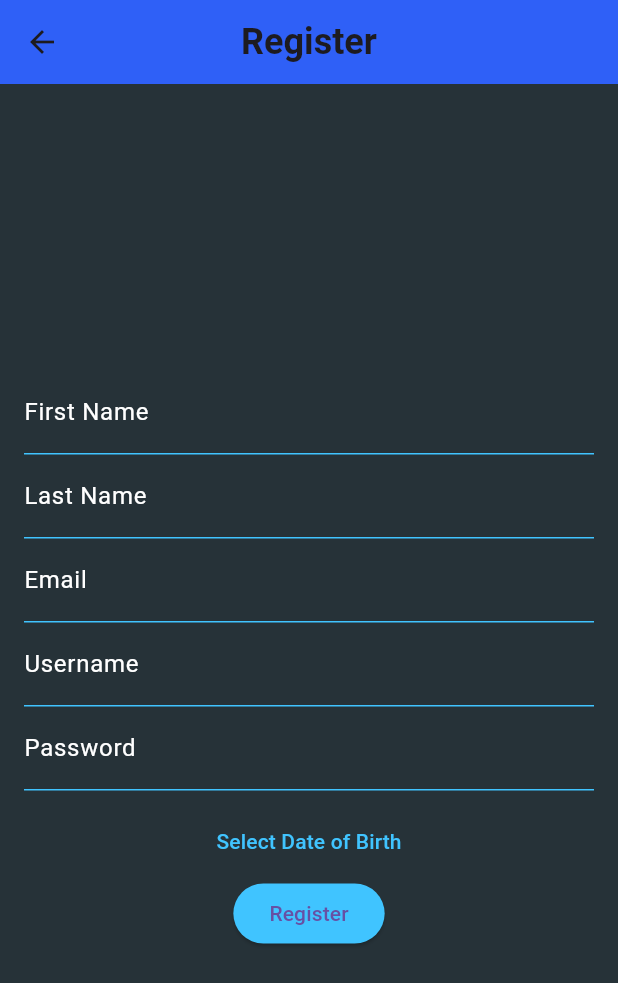
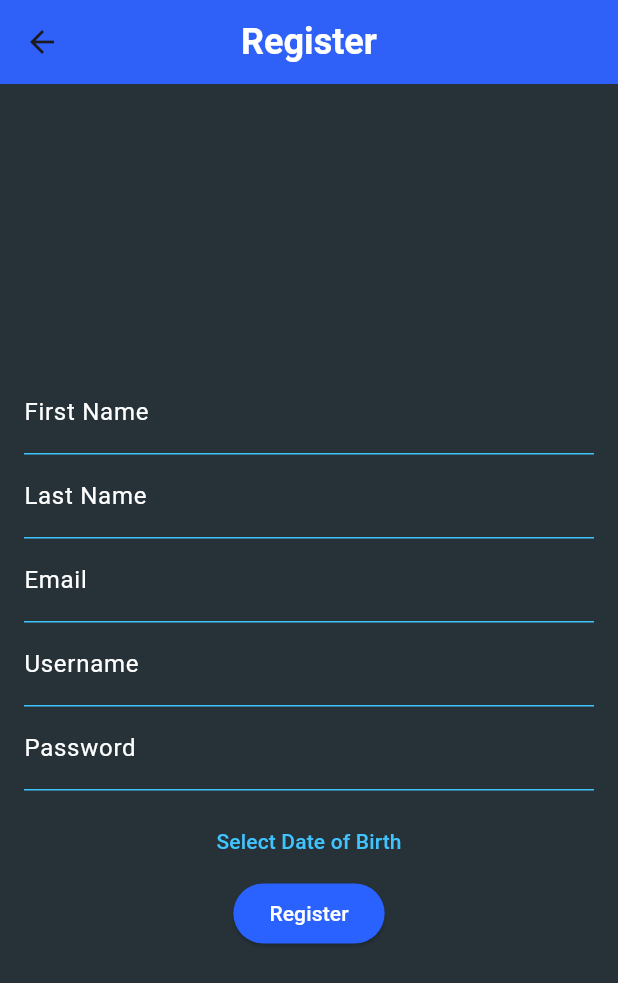
Before and after one commit to KrishnaDOS/ParkNet_Digital, a Flutter app: the screen it shows after launch, after a tap on "Login", after a tap on "Create an Account", on a phone screen of 412 x 824 dp. Shown: the top 983 px of the screen. Run offline on Flutter 3.47's test engine with Material 3 defaults, Android fonts, the phone set to English and light mode, and no system bars; our stand-ins replace cloud_firestore, firebase_auth, firebase_core, geolocator; accounts and stored records are empty.

Commit message:
UI design changes

```diff
--- a/parkgsu/lib/dashboard.dart
+++ b/parkgsu/lib/dashboard.dart
@@ -17,6 +17,11 @@ class Dashboard extends StatelessWidget {
         centerTitle: true,
         backgroundColor: Colors.blueAccent[700],
         elevation: 4,
+        titleTextStyle: const TextStyle(
+          color: Colors.white,
+          fontSize: 24,
+          fontWeight: FontWeight.bold,
+        )
       ),
       body: Padding(
         padding: const EdgeInsets.all(20.0),
--- a/parkgsu/lib/events.dart
+++ b/parkgsu/lib/events.dart
@@ -10,7 +10,7 @@ class EventsPage extends StatelessWidget {
       appBar: AppBar(
         title: const Text(
           'Local Events',
-          style: TextStyle(fontSize: 24, fontWeight: FontWeight.bold),
+          style: TextStyle(color: Colors.white, fontSize: 24, fontWeight: FontWeight.bold),
         ),
         centerTitle: true,
         backgroundColor: Colors.blueAccent[700],
--- a/parkgsu/lib/login.dart
+++ b/parkgsu/lib/login.dart
@@ -39,6 +39,11 @@ class _LoginPageState extends State<LoginPage> {
         centerTitle: true,
         backgroundColor: Colors.blueAccent[700],
         elevation: 4,
+        titleTextStyle: const TextStyle(
+          color: Colors.white,
+          fontSize: 24,
+          fontWeight: FontWeight.bold
+        )
       ),
       body: Padding(
         padding: const EdgeInsets.all(16.0),
@@ -85,7 +90,8 @@ class _LoginPageState extends State<LoginPage> {
                 onPressed: loginUser,
                 child: const Text('Login'),
                 style: ElevatedButton.styleFrom(
-                  backgroundColor: Colors.lightBlueAccent,
+                  backgroundColor: Colors.blueAccent[700],
+                  foregroundColor: Colors.white,
                 ),
               ),
               TextButton(
--- a/parkgsu/lib/nearest_parking_deck.dart
+++ b/parkgsu/lib/nearest_parking_deck.dart
@@ -57,7 +57,7 @@ class _NearestParkingDeckScreenState extends State<NearestParkingDeckScreen> {
       appBar: AppBar(
         title: const Text(
           'Nearest Parking Deck',
-          style: TextStyle(fontSize: 24, fontWeight: FontWeight.bold),
+          style: TextStyle(color: Colors.white,fontSize: 24, fontWeight: FontWeight.bold),
         ),
         centerTitle: true,
         backgroundColor: Colors.blueAccent[700],
--- a/parkgsu/lib/parking_reservation.dart
+++ b/parkgsu/lib/parking_reservation.dart
@@ -15,6 +15,11 @@ class ParkingReservation extends StatelessWidget {
         centerTitle: true,
         backgroundColor: Colors.blueAccent[700],
         elevation: 4,
+        titleTextStyle: const TextStyle(
+          color: Colors.white,
+          fontSize: 24,
+          fontWeight: FontWeight.bold,
+        )
       ),
       body: Padding(
         padding: const EdgeInsets.all(20.0),
--- a/parkgsu/lib/registration.dart
+++ b/parkgsu/lib/registration.dart
@@ -67,6 +67,11 @@ class _RegistrationPageState extends State<RegistrationPage> {
         centerTitle: true,
         backgroundColor: Colors.blueAccent[700],
         elevation: 4,
+        titleTextStyle: const TextStyle(
+          color: Colors.white,
+          fontSize: 24,
+          fontWeight: FontWeight.bold
+        )
       ),
       body: Padding(
         padding: const EdgeInsets.all(16.0),
@@ -182,7 +187,8 @@ class _RegistrationPageState extends State<RegistrationPage> {
                 onPressed: registerUser,
                 child: const Text('Register'),
                 style: ElevatedButton.styleFrom(
-                  backgroundColor: Colors.lightBlueAccent,
+                  backgroundColor: Colors.blueAccent[700],
+                  foregroundColor: Colors.white,
                 ),
               ),
             ],
--- a/parkgsu/lib/specific_parking_deck.dart
+++ b/parkgsu/lib/specific_parking_deck.dart
@@ -71,7 +71,7 @@ class _SpecificParkingDeckScreenState extends State<SpecificParkingDeckScreen> {
       appBar: AppBar(
         title: const Text(
           'Search Specific Parking Deck',
-          style: TextStyle(fontSize: 24, fontWeight: FontWeight.bold),
+          style: TextStyle(color: Colors.white, fontSize: 24, fontWeight: FontWeight.bold),
         ),
         centerTitle: true,
         backgroundColor: Colors.blueAccent[700],
```
